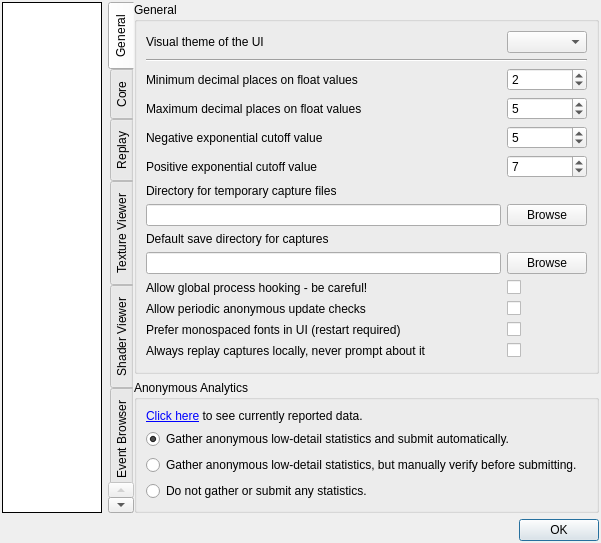
This is qrenderdoc/Windows/Dialogs/SettingsDialog.ui in baldurk/renderdoc as Qt 5 draws it before an edit. The edited form follows.
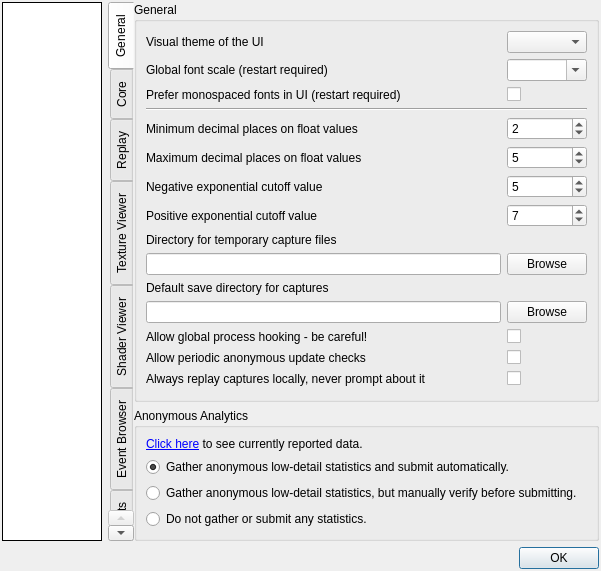
This is the edited form. The open tabs and pages were chosen to show the change. Custom widgets are drawn as their Qt base class.

Commit message:
Add a global font scale option in settings window
* This lets the user override the default application font.
* Unfortunately Qt seems to behave inconsistently with font scaling from the
  system, so we take the font size initially from QApplication::font() (which
  doesn't always pick up the font size) and scale from there. While this might
  cause some font scaling to be lost it does mean at least we have a consistent
  scale, as otherwise you get some text scaling and others not.

The edit to the form file:
```diff
--- a/qrenderdoc/Windows/Dialogs/SettingsDialog.ui
+++ b/qrenderdoc/Windows/Dialogs/SettingsDialog.ui
@@ -101,167 +101,15 @@
           <string>General</string>
          </property>
          <layout class="QGridLayout" name="gridLayout_5">
-          <item row="6" column="0">
-           <widget class="QLabel" name="label_5">
+          <item row="10" column="0">
+           <widget class="QLabel" name="label_6">
             <property name="toolTip">
-             <string>Changes the directory where capture files are saved after being created, until saved manually or deleted.
-
-Defaults to %TEMP%.</string>
-            </property>
-            <property name="text">
-             <string>Directory for temporary capture files</string>
-            </property>
-           </widget>
-          </item>
-          <item row="4" column="1">
-           <widget class="QSpinBox" name="Formatter_NegExp">
-            <property name="toolTip">
-             <string>Any numbers smaller than this exponent will be displayed in scientific notation.
-E.g. a value of 3 means 0.005 / 10 = 5E-4</string>
-            </property>
-            <property name="value">
-             <number>5</number>
-            </property>
-           </widget>
-          </item>
-          <item row="14" column="1">
-           <spacer name="verticalSpacer">
-            <property name="orientation">
-             <enum>Qt::Vertical</enum>
-            </property>
-            <property name="sizeHint" stdset="0">
-             <size>
-              <width>0</width>
-              <height>0</height>
-             </size>
-            </property>
-           </spacer>
-          </item>
-          <item row="7" column="0">
-           <widget class="QLineEdit" name="tempDirectory">
-            <property name="toolTip">
-             <string>Changes the directory where capture files are saved after being created, until saved manually or deleted.
-
-Defaults to %TEMP%.</string>
-            </property>
-           </widget>
-          </item>
-          <item row="7" column="1">
-           <widget class="QPushButton" name="browseTempCaptureDirectory">
-            <property name="toolTip">
-             <string>Changes the directory where capture files are saved after being created, until saved manually or deleted.
-
-Defaults to %TEMP%.</string>
-            </property>
-            <property name="text">
-             <string>Browse</string>
-            </property>
-           </widget>
-          </item>
-          <item row="9" column="1">
-           <widget class="QPushButton" name="browseSaveCaptureDirectory">
-            <property name="toolTip">
              <string>Changes the default directory for the save dialog when saving capture files.
 
 Defaults to blank, which follows system default behaviour.</string>
             </property>
             <property name="text">
-             <string>Browse</string>
-            </property>
-           </widget>
-          </item>
-          <item row="10" column="1">
-           <widget class="QCheckBox" name="AllowGlobalHook">
-            <property name="toolTip">
-             <string>Enables functionality on the capture application window that will insert RenderDoc automatically
-into all new processes created - then inject into the target (matching) executable.
-
-Useful for capturing programs indirectly that can't easily be launched directly by RenderDoc
-
-Since this is a global system hook it must be used carefully and only when necessary!</string>
-            </property>
-            <property name="text">
-             <string/>
-            </property>
-           </widget>
-          </item>
-          <item row="11" column="1">
-           <widget class="QCheckBox" name="CheckUpdate_AllowChecks">
-            <property name="toolTip">
-             <string>Allows RenderDoc to phone home to https://renderdoc.org to anonymously check for new versions.</string>
-            </property>
-            <property name="text">
-             <string/>
-            </property>
-           </widget>
-          </item>
-          <item row="12" column="1">
-           <widget class="QCheckBox" name="Font_PreferMonospaced">
-            <property name="toolTip">
-             <string>Wherever possible a monospaced font will be used instead of the default font</string>
-            </property>
-            <property name="text">
-             <string/>
-            </property>
-           </widget>
-          </item>
-          <item row="3" column="1">
-           <widget class="QSpinBox" name="Formatter_MaxFigures">
-            <property name="toolTip">
-             <string>No more decimal places than this will be displayed on floats.
-e.g. a value of 5 means 0.123456789 will display as 0.12345 and 123.123456789 will display as 123.12345</string>
-            </property>
-            <property name="value">
-             <number>5</number>
-            </property>
-           </widget>
-          </item>
-          <item row="9" column="0">
-           <widget class="QLineEdit" name="saveDirectory">
-            <property name="toolTip">
-             <string>Changes the default directory for the save dialog when saving capture files.
-
-Defaults to blank, which follows system default behaviour.</string>
-            </property>
-           </widget>
-          </item>
-          <item row="5" column="1">
-           <widget class="QSpinBox" name="Formatter_PosExp">
-            <property name="toolTip">
-             <string>Any numbers larger than this exponent will be displayed in scientific notation.
-e.g. 1000 * 10 = 1e4</string>
-            </property>
-            <property name="value">
-             <number>7</number>
-            </property>
-            <property name="displayIntegerBase">
-             <number>10</number>
-            </property>
-           </widget>
-          </item>
-          <item row="13" column="0">
-           <widget class="QLabel" name="label_10">
-            <property name="toolTip">
-             <string>If a capture is marked as being created on a significantly different system (different OS or platform)
-as is currently running, then by default the UI will prompt to ask if you want to replay on a remote context.
-
-This option overrides that and will always replay locally if the local context is selected.</string>
-            </property>
-            <property name="text">
-             <string>Always replay captures locally, never prompt about it</string>
-            </property>
-           </widget>
-          </item>
-          <item row="13" column="1">
-           <widget class="QCheckBox" name="AlwaysReplayLocally">
-            <property name="toolTip">
-             <string>If a capture is marked as being created on a significantly different system (different OS or platform)
-as is currently running, then by default the UI will prompt to ask if you want to replay on a remote context.
-
-This option overrides that and will always replay locally if the local context is selected.</string>
-            </property>
-            <property name="text">
-             <string/>
+             <string>Default save directory for captures</string>
             </property>
            </widget>
           </item>
@@ -278,6 +126,28 @@
             </property>
            </widget>
           </item>
+          <item row="4" column="0">
+           <widget class="QLabel" name="label">
+            <property name="toolTip">
+             <string>At least this many decimal places will be displayed on floats.
+e.g. a value of 2 means 0 will display as 0.00, 0.5 as 0.50. A value of 5 would display them as 0.00000 and 0.50000 respectively.</string>
+            </property>
+            <property name="text">
+             <string>Minimum decimal places on float values</string>
+            </property>
+           </widget>
+          </item>
+          <item row="6" column="0">
+           <widget class="QLabel" name="label_3">
+            <property name="toolTip">
+             <string>Any numbers smaller than this exponent will be displayed in scientific notation.
+E.g. a value of 3 means 0.005 / 10 = 5E-4</string>
+            </property>
+            <property name="text">
+             <string>Negative exponential cutoff value</string>
+            </property>
+           </widget>
+          </item>
           <item row="0" column="0">
            <widget class="QLabel" name="UIStyle_label">
             <property name="text">
@@ -285,35 +155,88 @@
             </property>
            </widget>
           </item>
-          <item row="1" column="0" colspan="2">
-           <widget class="Line" name="line">
-            <property name="orientation">
-             <enum>Qt::Horizontal</enum>
-            </property>
-           </widget>
-          </item>
-          <item row="5" column="0">
-           <widget class="QLabel" name="label_4">
+          <item row="7" column="1">
+           <widget class="QSpinBox" name="Formatter_PosExp">
             <property name="toolTip">
              <string>Any numbers larger than this exponent will be displayed in scientific notation.
 e.g. 1000 * 10 = 1e4</string>
             </property>
-            <property name="text">
-             <string>Positive exponential cutoff value</string>
+            <property name="value">
+             <number>7</number>
+            </property>
+            <property name="displayIntegerBase">
+             <number>10</number>
             </property>
            </widget>
           </item>
           <item row="12" column="0">
-           <widget class="QLabel" name="label_9">
+           <widget class="QLabel" name="globalHookLabel">
             <property name="toolTip">
              <string>Wherever possible a monospaced font will be used instead of the default font</string>
             </property>
             <property name="text">
-             <string>Prefer monospaced fonts in UI (restart required)</string>
+             <string>Allow global process hooking - be careful!</string>
             </property>
            </widget>
           </item>
-          <item row="2" column="1">
+          <item row="14" column="0">
+           <widget class="QLabel" name="label_10">
+            <property name="toolTip">
+             <string>If a capture is marked as being created on a significantly different system (different OS or platform)
+as is currently running, then by default the UI will prompt to ask if you want to replay on a remote context.
+
+This option overrides that and will always replay locally if the local context is selected.</string>
+            </property>
+            <property name="text">
+             <string>Always replay captures locally, never prompt about it</string>
+            </property>
+           </widget>
+          </item>
+          <item row="11" column="1">
+           <widget class="QPushButton" name="browseSaveCaptureDirectory">
+            <property name="toolTip">
+             <string>Changes the default directory for the save dialog when saving capture files.
+
+Defaults to blank, which follows system default behaviour.</string>
+            </property>
+            <property name="text">
+             <string>Browse</string>
+            </property>
+           </widget>
+          </item>
+          <item row="8" column="0">
+           <widget class="QLabel" name="label_5">
+            <property name="toolTip">
+             <string>Changes the directory where capture files are saved after being created, until saved manually or deleted.
+
+Defaults to %TEMP%.</string>
+            </property>
+            <property name="text">
+             <string>Directory for temporary capture files</string>
+            </property>
+           </widget>
+          </item>
+          <item row="9" column="0">
+           <widget class="QLineEdit" name="tempDirectory">
+            <property name="toolTip">
+             <string>Changes the directory where capture files are saved after being created, until saved manually or deleted.
+
+Defaults to %TEMP%.</string>
+            </property>
+           </widget>
+          </item>
+          <item row="5" column="1">
+           <widget class="QSpinBox" name="Formatter_MaxFigures">
+            <property name="toolTip">
+             <string>No more decimal places than this will be displayed on floats.
+e.g. a value of 5 means 0.123456789 will display as 0.12345 and 123.123456789 will display as 123.12345</string>
+            </property>
+            <property name="value">
+             <number>5</number>
+            </property>
+           </widget>
+          </item>
+          <item row="4" column="1">
            <widget class="QSpinBox" name="Formatter_MinFigures">
             <property name="toolTip">
              <string>Decimals will display at least this many digits.
@@ -324,56 +247,26 @@
             </property>
            </widget>
           </item>
-          <item row="8" column="0">
-           <widget class="QLabel" name="label_6">
+          <item row="13" column="1">
+           <widget class="QCheckBox" name="CheckUpdate_AllowChecks">
+            <property name="toolTip">
+             <string>Allows RenderDoc to phone home to https://renderdoc.org to anonymously check for new versions.</string>
+            </property>
+            <property name="text">
+             <string/>
+            </property>
+           </widget>
+          </item>
+          <item row="11" column="0">
+           <widget class="QLineEdit" name="saveDirectory">
             <property name="toolTip">
              <string>Changes the default directory for the save dialog when saving capture files.
 
 Defaults to blank, which follows system default behaviour.</string>
             </property>
-            <property name="text">
-             <string>Default save directory for captures</string>
-            </property>
            </widget>
           </item>
-          <item row="4" column="0">
-           <widget class="QLabel" name="label_3">
-            <property name="toolTip">
-             <string>Any numbers smaller than this exponent will be displayed in scientific notation.
-E.g. a value of 3 means 0.005 / 10 = 5E-4</string>
-            </property>
-            <property name="text">
-             <string>Negative exponential cutoff value</string>
-            </property>
-           </widget>
-          </item>
-          <item row="2" column="0">
-           <widget class="QLabel" name="label">
-            <property name="toolTip">
-             <string>At least this many decimal places will be displayed on floats.
-e.g. a value of 2 means 0 will display as 0.00, 0.5 as 0.50. A value of 5 would display them as 0.00000 and 0.50000 respectively.</string>
-            </property>
-            <property name="text">
-             <string>Minimum decimal places on float values</string>
-            </property>
-           </widget>
-          </item>
-          <item row="10" column="0">
-           <widget class="QLabel" name="globalHookLabel">
-            <property name="toolTip">
-             <string>Enables functionality on the capture application window that will insert RenderDoc automatically
-into all new processes created - then inject into the target (matching) executable.
-
-Useful for capturing programs indirectly that can't easily be launched directly by RenderDoc
-
-Since this is a global system hook it must be used carefully and only when necessary!</string>
-            </property>
-            <property name="text">
-             <string>Allow global process hooking - be careful!</string>
-            </property>
-           </widget>
-          </item>
-          <item row="3" column="0">
+          <item row="5" column="0">
            <widget class="QLabel" name="label_2">
             <property name="toolTip">
              <string>No more decimal places than this will be displayed on floats.
@@ -384,7 +277,63 @@
             </property>
            </widget>
           </item>
-          <item row="11" column="0">
+          <item row="9" column="1">
+           <widget class="QPushButton" name="browseTempCaptureDirectory">
+            <property name="toolTip">
+             <string>Changes the directory where capture files are saved after being created, until saved manually or deleted.
+
+Defaults to %TEMP%.</string>
+            </property>
+            <property name="text">
+             <string>Browse</string>
+            </property>
+           </widget>
+          </item>
+          <item row="14" column="1">
+           <widget class="QCheckBox" name="AlwaysReplayLocally">
+            <property name="toolTip">
+             <string>If a capture is marked as being created on a significantly different system (different OS or platform)
+as is currently running, then by default the UI will prompt to ask if you want to replay on a remote context.
+
+This option overrides that and will always replay locally if the local context is selected.</string>
+            </property>
+            <property name="text">
+             <string/>
+            </property>
+           </widget>
+          </item>
+          <item row="16" column="1">
+           <spacer name="verticalSpacer">
+            <property name="orientation">
+             <enum>Qt::Vertical</enum>
+            </property>
+            <property name="sizeHint" stdset="0">
+             <size>
+              <width>0</width>
+              <height>0</height>
+             </size>
+            </property>
+           </spacer>
+          </item>
+          <item row="3" column="0" colspan="2">
+           <widget class="Line" name="line">
+            <property name="orientation">
+             <enum>Qt::Horizontal</enum>
+            </property>
+           </widget>
+          </item>
+          <item row="6" column="1">
+           <widget class="QSpinBox" name="Formatter_NegExp">
+            <property name="toolTip">
+             <string>Any numbers smaller than this exponent will be displayed in scientific notation.
+E.g. a value of 3 means 0.005 / 10 = 5E-4</string>
+            </property>
+            <property name="value">
+             <number>5</number>
+            </property>
+           </widget>
+          </item>
+          <item row="13" column="0">
            <widget class="QLabel" name="label_8">
             <property name="toolTip">
              <string>Allows RenderDoc to phone home to https://renderdoc.org to anonymously check for new versions.</string>
@@ -394,6 +343,72 @@
             </property>
            </widget>
           </item>
+          <item row="12" column="1">
+           <widget class="QCheckBox" name="AllowGlobalHook">
+            <property name="toolTip">
+             <string>Enables functionality on the capture application window that will insert RenderDoc automatically
+into all new processes created - then inject into the target (matching) executable.
+
+Useful for capturing programs indirectly that can't easily be launched directly by RenderDoc
+
+Since this is a global system hook it must be used carefully and only when necessary!</string>
+            </property>
+            <property name="text">
+             <string/>
+            </property>
+           </widget>
+          </item>
+          <item row="7" column="0">
+           <widget class="QLabel" name="label_4">
+            <property name="toolTip">
+             <string>Any numbers larger than this exponent will be displayed in scientific notation.
+e.g. 1000 * 10 = 1e4</string>
+            </property>
+            <property name="text">
+             <string>Positive exponential cutoff value</string>
+            </property>
+           </widget>
+          </item>
+          <item row="2" column="1">
+           <widget class="QCheckBox" name="Font_PreferMonospaced">
+            <property name="toolTip">
+             <string>Wherever possible a monospaced font will be used instead of the default font</string>
+            </property>
+            <property name="text">
+             <string/>
+            </property>
+           </widget>
+          </item>
+          <item row="2" column="0">
+           <widget class="QLabel" name="label_9">
+            <property name="toolTip">
+             <string>Wherever possible a monospaced font will be used instead of the default font</string>
+            </property>
+            <property name="text">
+             <string>Prefer monospaced fonts in UI (restart required)</string>
+            </property>
+           </widget>
+          </item>
+          <item row="1" column="0">
+           <widget class="QLabel" name="label_27">
+            <property name="toolTip">
+             <string>A global scale for all fonts in the program. This will only scale text, icons and other UI elements will be scaled according to DPI settings as normal.</string>
+            </property>
+            <property name="text">
+             <string>Global font scale (restart required)</string>
+            </property>
+           </widget>
+          </item>
+          <item row="1" column="1">
+           <widget class="QComboBox" name="Font_GlobalScale">
+            <property name="toolTip">
+             <string>A global scale for all fonts in the program. This will only scale text, icons and other UI elements will be scaled according to DPI settings as normal.</string>
+            </property>
+            <property name="editable">
+              <bool>true</bool>
+            </property>
+           </widget>
+          </item>
          </layout>
         </widget>
        </item>
```
Left out of the diff: 7 changed lines with no effect on the pictures. The commit also changes 8 other files.
